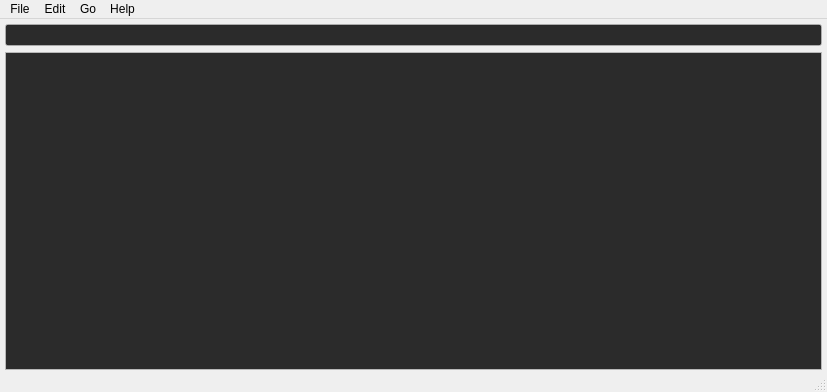
Old version of the form source/JSONitor.ui in the repository AaronAikman/JSONitor.
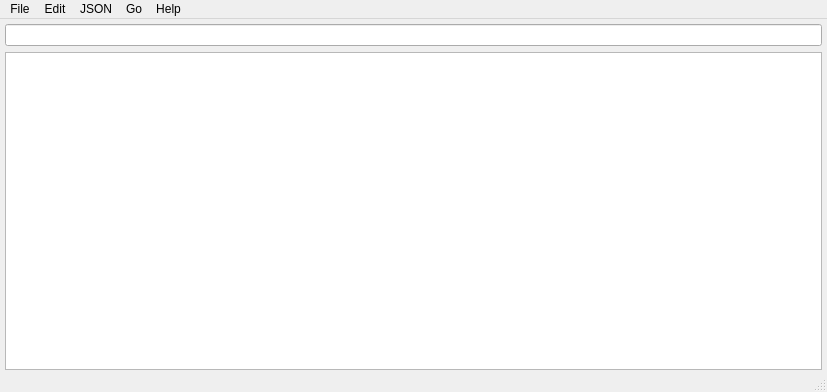
New version of the form.

Patch:
```diff
--- a/source/JSONitor.ui
+++ b/source/JSONitor.ui
@@ -10,97 +10,6 @@
     <height>392</height>
    </rect>
   </property>
-  <property name="palette">
-   <palette>
-    <active>
-     <colorrole role="Text">
-      <brush brushstyle="SolidPattern">
-       <color alpha="255">
-        <red>196</red>
-        <green>195</green>
-        <blue>209</blue>
-       </color>
-      </brush>
-     </colorrole>
-     <colorrole role="ButtonText">
-      <brush brushstyle="SolidPattern">
-       <color alpha="255">
-        <red>0</red>
-        <green>0</green>
-        <blue>0</blue>
-       </color>
-      </brush>
-     </colorrole>
-     <colorrole role="Base">
-      <brush brushstyle="SolidPattern">
-       <color alpha="255">
-        <red>43</red>
-        <green>43</green>
-        <blue>43</blue>
-       </color>
-      </brush>
-     </colorrole>
-    </active>
-    <inactive>
-     <colorrole role="Text">
-      <brush brushstyle="SolidPattern">
-       <color alpha="255">
-        <red>196</red>
-        <green>195</green>
-        <blue>209</blue>
-       </color>
-      </brush>
-     </colorrole>
-     <colorrole role="ButtonText">
-      <brush brushstyle="SolidPattern">
-       <color alpha="255">
-        <red>0</red>
-        <green>0</green>
-        <blue>0</blue>
-       </color>
-      </brush>
-     </colorrole>
-     <colorrole role="Base">
-      <brush brushstyle="SolidPattern">
-       <color alpha="255">
-        <red>43</red>
-        <green>43</green>
-        <blue>43</blue>
-       </color>
-      </brush>
-     </colorrole>
-    </inactive>
-    <disabled>
-     <colorrole role="Text">
-      <brush brushstyle="SolidPattern">
-       <color alpha="255">
-        <red>120</red>
-        <green>120</green>
-        <blue>120</blue>
-       </color>
-      </brush>
-     </colorrole>
-     <colorrole role="ButtonText">
-      <brush brushstyle="SolidPattern">
-       <color alpha="255">
-        <red>0</red>
-        <green>0</green>
-        <blue>0</blue>
-       </color>
-      </brush>
-     </colorrole>
-     <colorrole role="Base">
-      <brush brushstyle="SolidPattern">
-       <color alpha="255">
-        <red>47</red>
-        <green>47</green>
-        <blue>47</blue>
-       </color>
-      </brush>
-     </colorrole>
-    </disabled>
-   </palette>
-  </property>
   <property name="windowTitle">
    <string>JSONitor</string>
   </property>
@@ -226,8 +135,16 @@
     <addaction name="menuGo_Bookmark"/>
     <addaction name="actionGo_to_Line"/>
    </widget>
+   <widget class="QMenu" name="menuJSON">
+    <property name="title">
+     <string>JSON</string>
+    </property>
+    <addaction name="actionUpdate_Text"/>
+    <addaction name="actionUpdate_Tree_View"/>
+   </widget>
    <addaction name="menuFile"/>
    <addaction name="menuEdit"/>
+   <addaction name="menuJSON"/>
    <addaction name="menuGo"/>
    <addaction name="menuHelp"/>
   </widget>
```
Left out of the diff: 22 changed lines with no effect on the pictures.
